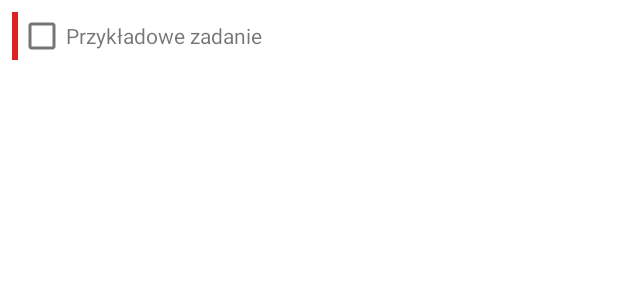
After one commit to radoslawbialek/zadania, an Android app: the layout item_task.xml on its own in the app's theme, with its tools: preview values and no code run, on a phone screen of 412 x 824 dp. The commit adds this screen. Shown: the top 300 px of the screen. Run offline under Robolectric (Android 15) with nearby library versions, the phone set to English and light mode, and no system bars.

Commit message:
Dodanie item_task

```diff
--- /dev/null
+++ b/app/src/main/res/layout/item_task.xml
@@ -0,0 +1,37 @@
+<?xml version="1.0" encoding="utf-8"?>
+<RelativeLayout xmlns:android="http://schemas.android.com/apk/res/android"
+    xmlns:tools="http://schemas.android.com/tools"
+    android:layout_width="match_parent"
+    android:layout_height="wrap_content"
+    android:padding="8dp">
+
+    <View
+        android:id="@+id/priorityView"
+        android:layout_width="4dp"
+        android:layout_height="wrap_content"
+        android:layout_alignTop="@id/completionCheckBox"
+        android:layout_alignBottom="@id/completionCheckBox"
+        android:layout_alignParentStart="true"
+        android:background="@color/red" />
+
+    <CheckBox
+        android:id="@+id/completionCheckBox"
+        android:layout_width="wrap_content"
+        android:layout_height="wrap_content"
+        android:layout_toEndOf="@id/priorityView"
+        android:minWidth="0dp"
+        android:minHeight="0dp" />
+
+    <TextView
+        android:id="@+id/text_view_name"
+        android:layout_width="wrap_content"
+        android:layout_height="wrap_content"
+        android:layout_alignTop="@id/completionCheckBox"
+        android:layout_alignBottom="@id/completionCheckBox"
+        android:layout_toEndOf="@id/completionCheckBox"
+        android:ellipsize="end"
+        android:gravity="center_vertical"
+        android:maxLines="1"
+        tools:text="Przykładowe zadanie" />
+
+</RelativeLayout>
--- a/app/src/main/res/values/colors.xml
+++ b/app/src/main/res/values/colors.xml
@@ -7,4 +7,5 @@
     <color name="teal_700">#FF018786</color>
     <color name="black">#FF000000</color>
     <color name="white">#FFFFFFFF</color>
+    <color name="red">#FFdd2222</color>
 </resources>
```
